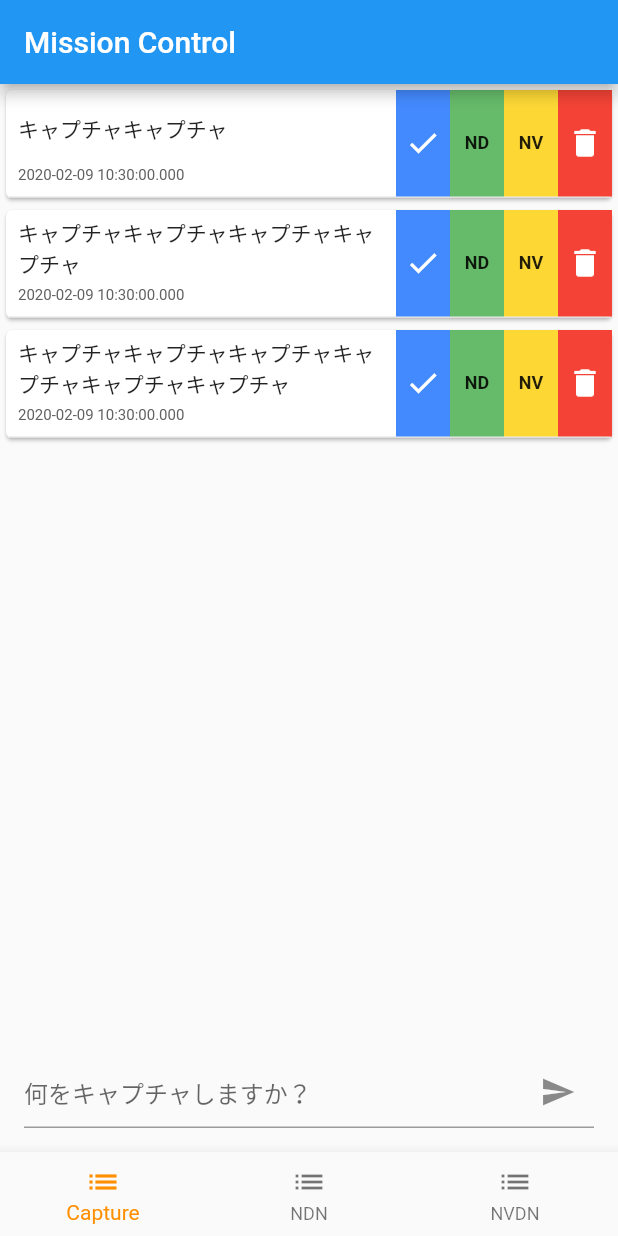
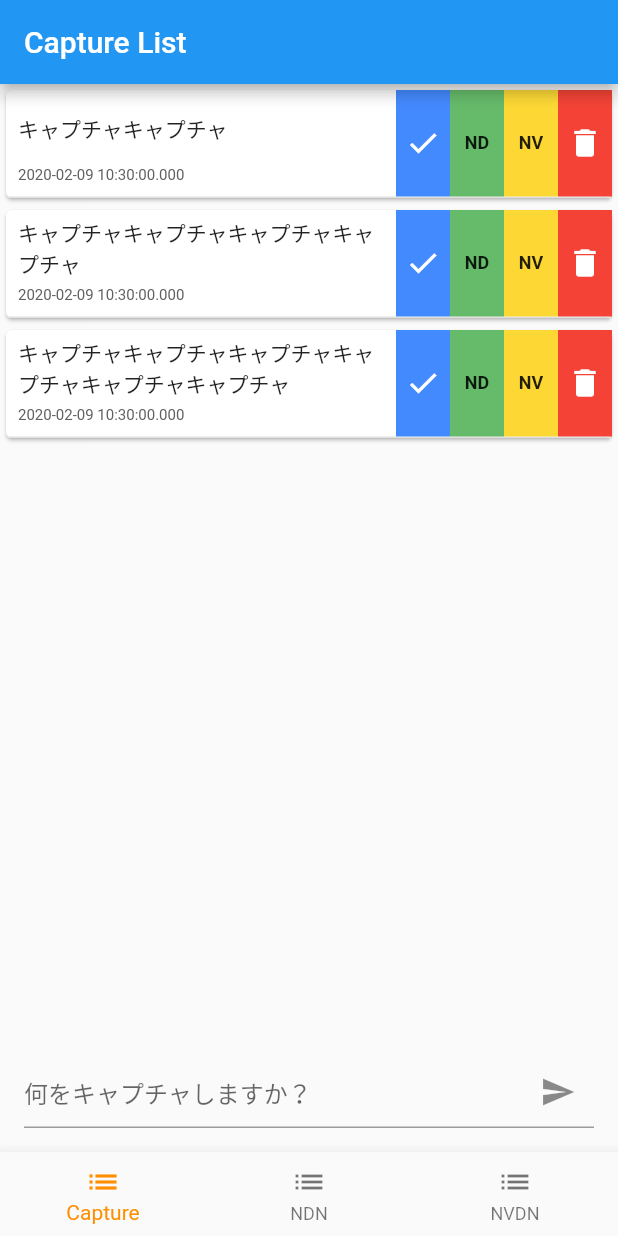
Before and after one commit to tocomi/mission-control-dart, a Flutter app: the screen it shows after launch, on a phone screen of 412 x 824 dp. Run offline on Flutter 3.47's test engine with Material 2 defaults, Android fonts, the phone set to English and light mode, and no system bars.

Commit message:
feat: dynamic screen title

```diff
--- a/lib/screens/home_screen.dart
+++ b/lib/screens/home_screen.dart
@@ -100,6 +100,19 @@ class _HomeScreenState extends State<HomeScreen> {
     }
   }
 
+  String _handleTitle() {
+    switch (_selectedIndex) {
+      case 0:
+        return 'Capture List';
+      case 1:
+        return 'NDN';
+      case 2:
+        return 'NVDN';
+      default:
+        return 'Mission Control';
+    }
+  }
+
   void _selectMenu(int index) {
     setState(() {
       _selectedIndex = index;
@@ -111,7 +124,7 @@ class _HomeScreenState extends State<HomeScreen> {
     final tasks = _selectTasks();
     return Scaffold(
       appBar: AppBar(
-        title: Text('Mission Control'),
+        title: Text(_handleTitle()),
       ),
       body: Column(
         children: <Widget>[
```
